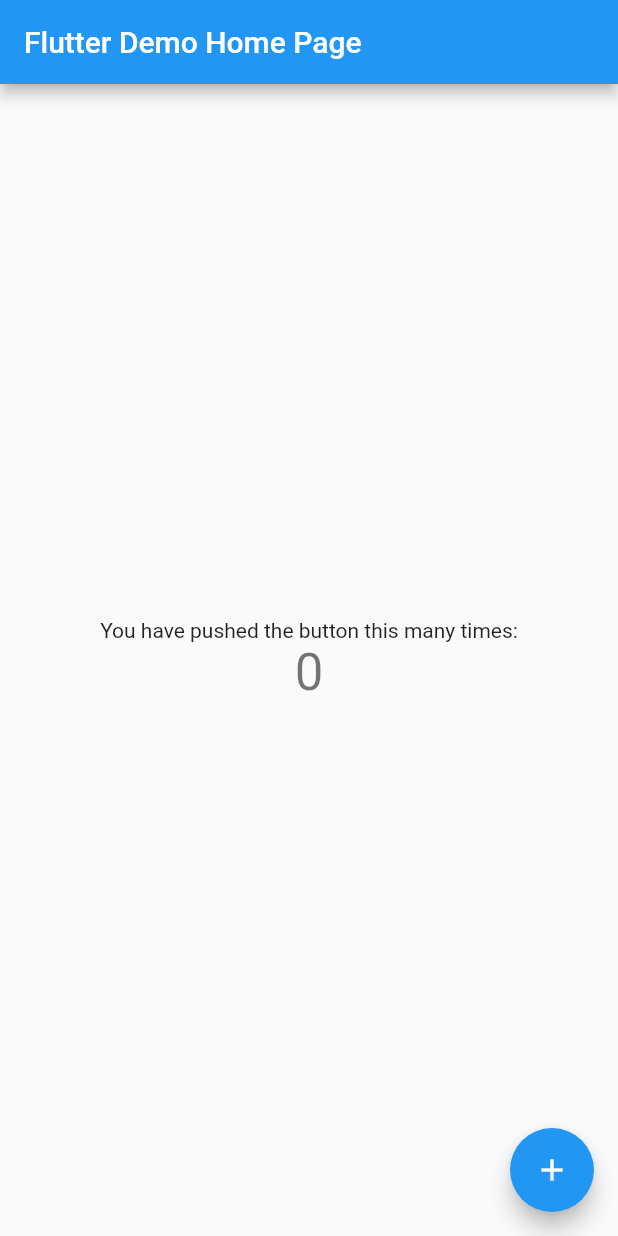
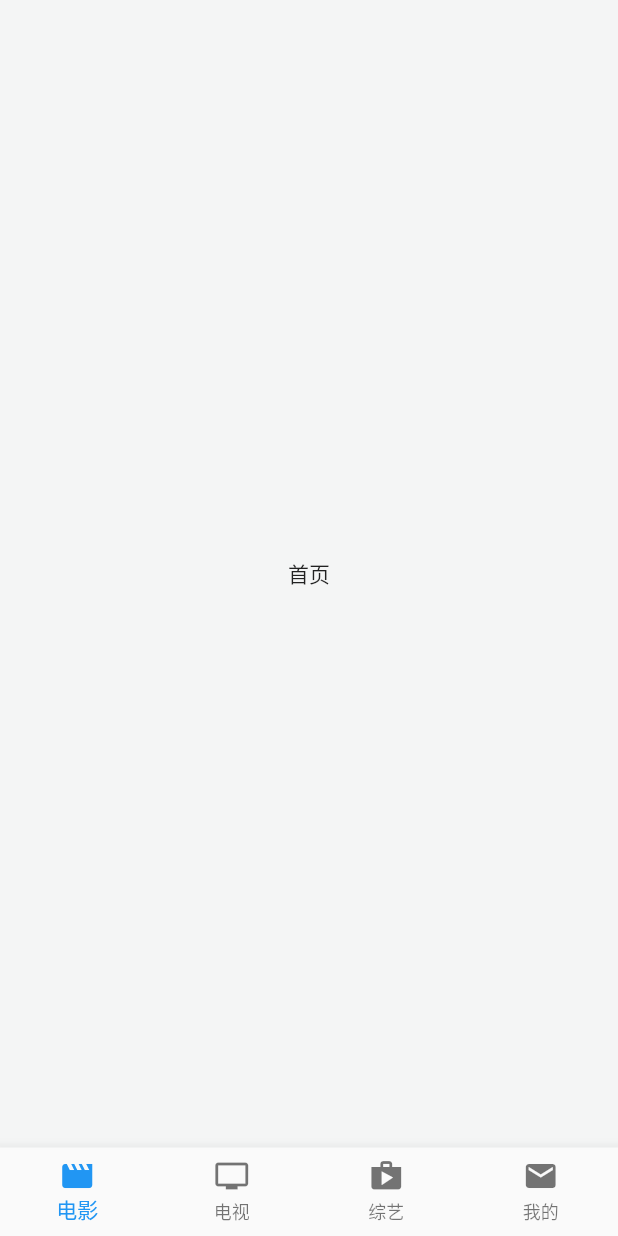
Before and after one commit to smithgoo/Flutter_Video, a Flutter app: the screen it shows after launch, on a phone screen of 412 x 824 dp. Run offline on Flutter 3.47's test engine with Material 2 defaults, Android fonts, the phone set to English and light mode, and no system bars; our stand-ins replace flutter_screenutil, get.

Commit message:
页面布局开始

```diff
--- /dev/null
+++ b/lib/Router/app_pages.dart
@@ -0,0 +1,13 @@
+import 'package:flutter/material.dart';
+import 'package:flutter_video/VC/pages.dart';
+import 'package:get/get.dart';
+part 'app_routes.dart';
+
+abstract class AppPages {
+  static final pages = [
+    GetPage(
+      name: AppRoutes.VideoDetail,
+      page: () => VideoDetailPage(),
+    ),
+  ];
+}
--- /dev/null
+++ b/lib/Router/app_routes.dart
@@ -0,0 +1,5 @@
+part of 'app_pages.dart';
+
+abstract class AppRoutes {
+  static const VideoDetail = '/videoDetail';
+}
--- /dev/null
+++ b/lib/VC/home_page.dart
@@ -0,0 +1,19 @@
+import 'package:flutter/material.dart';
+
+class HomePage extends StatefulWidget {
+  HomePage({Key key}) : super(key: key);
+
+  @override
+  _HomePageState createState() => _HomePageState();
+}
+
+class _HomePageState extends State<HomePage> {
+  @override
+  Widget build(BuildContext context) {
+    return Container(
+      child: Center(
+        child: Text('首页'),
+      ),
+    );
+  }
+}
--- a/lib/main.dart
+++ b/lib/main.dart
@@ -1,4 +1,8 @@
 import 'package:flutter/material.dart';
+import 'package:get/get.dart';
+import 'nav_bottomBar.dart';
+import 'package:flutter_screenutil/flutter_screenutil.dart';
+import 'Router/app_pages.dart';
 
 void main() {
   runApp(MyApp());
@@ -8,21 +12,16 @@
   // This widget is the root of your application.
   @override
   Widget build(BuildContext context) {
-    return MaterialApp(
-      title: 'Flutter Demo',
-      theme: ThemeData(
-        // This is the theme of your application.
-        //
-        // Try running your application with "flutter run". You'll see the
-        // application has a blue toolbar. Then, without quitting the app, try
-        // changing the primarySwatch below to Colors.green and then invoke
-        // "hot reload" (press "r" in the console where you ran "flutter run",
-        // or simply save your changes to "hot reload" in a Flutter IDE).
-        // Notice that the counter didn't reset back to zero; the application
-        // is not restarted.
-        primarySwatch: Colors.blue,
+    return ScreenUtilInit(
+      designSize: Size(750, 1334),
+      builder: () => GetMaterialApp(
+        debugShowCheckedModeBanner: false,
+        theme: ThemeData(
+          primaryColor: Colors.blueGrey,
+        ),
+        home: Nav_bottomBar_index(),
+        getPages: AppPages.pages,
       ),
-      home: MyHomePage(title: 'Flutter Demo Home Page'),
     );
   }
 }
--- /dev/null
+++ b/lib/nav_bottomBar.dart
@@ -0,0 +1,59 @@
+import 'package:flutter/material.dart';
+import 'package:flutter/cupertino.dart';
+import 'package:flutter_screenutil/flutter_screenutil.dart';
+import 'VC/pages.dart';
+
+class Nav_bottomBar_index extends StatefulWidget {
+  Nav_bottomBar_index({Key key}) : super(key: key);
+
+  @override
+  _Nav_bottomBar_indexState createState() => _Nav_bottomBar_indexState();
+}
+
+class _Nav_bottomBar_indexState extends State<Nav_bottomBar_index> {
+  final List<BottomNavigationBarItem> bottomTabs = [
+    BottomNavigationBarItem(icon: Icon(Icons.movie), title: Text('电影')),
+    BottomNavigationBarItem(icon: Icon(Icons.tv), title: Text('电视')),
+    BottomNavigationBarItem(icon: Icon(Icons.shop), title: Text('综艺')),
+    BottomNavigationBarItem(icon: Icon(Icons.mail), title: Text('我的')),
+  ];
+
+  final List<Widget> navAllPages = [
+    HomePage(),
+    TVPage(),
+    ShowPage(),
+    MinePage(),
+  ];
+
+  int currentIndex = 0;
+  var currentPage;
+
+  @override
+  void initState() {
+    currentPage = navAllPages[currentIndex];
+    // TODO: implement initState
+    super.initState();
+  }
+
+  @override
+  Widget build(BuildContext context) {
+    return Scaffold(
+      backgroundColor: Color.fromRGBO(244, 245, 245, 1.0),
+      bottomNavigationBar: BottomNavigationBar(
+        type: BottomNavigationBarType.fixed,
+        currentIndex: currentIndex,
+        items: bottomTabs,
+        onTap: (index) {
+          setState(() {
+            currentIndex = index;
+            currentPage = navAllPages[currentIndex];
+          });
+        },
+      ),
+      body: IndexedStack(
+        index: currentIndex,
+        children: navAllPages,
+      ),
+    );
+  }
+}
```
Also changed, not shown: lib/VC/mine_page.dart (added, +19 -0 lines), lib/VC/pages.dart (added, +7 -0 lines), lib/VC/show_page.dart (added, +19 -0 lines), lib/VC/tv_page.dart (added, +19 -0 lines), lib/VC/videodetail_page.dart (added, +19 -0 lines), pubspec.yaml (+13 -1 lines), pubspec.lock, 3 other files.
